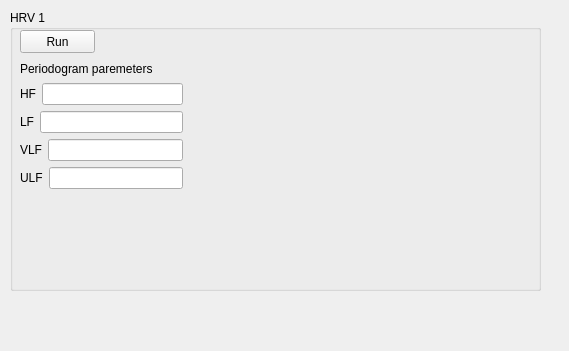
First picture: the form in EcgApplicationCore/View/hrv1_gui.ui, repository KuleszIB/EcgAppCore, before the edit.
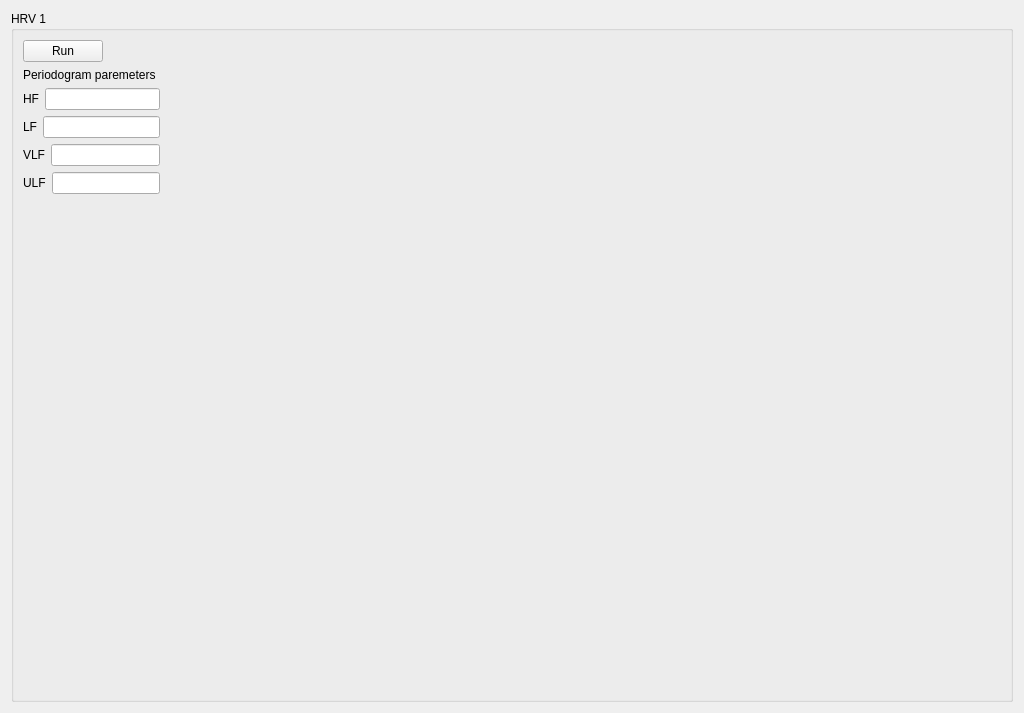
Second picture: the form after the edit.

Patch:
```diff
--- a/EcgApplicationCore/View/hrv1_gui.ui
+++ b/EcgApplicationCore/View/hrv1_gui.ui
@@ -6,47 +6,28 @@
    <rect>
     <x>0</x>
     <y>0</y>
-    <width>569</width>
-    <height>351</height>
+    <width>1024</width>
+    <height>713</height>
    </rect>
   </property>
   <property name="windowTitle">
    <string>Form</string>
   </property>
+  <layout class="QHBoxLayout" name="horizontalLayout">
+   <item>
   <widget class="QGroupBox" name="groupBox_HRV1">
-   <property name="geometry">
-    <rect>
-     <x>10</x>
-     <y>10</y>
-     <width>531</width>
-     <height>281</height>
-    </rect>
-   </property>
    <property name="title">
     <string>HRV 1</string>
    </property>
+     <layout class="QFormLayout" name="formLayout">
+      <item row="0" column="0">
    <widget class="QPushButton" name="button">
-    <property name="geometry">
-     <rect>
-      <x>10</x>
-      <y>20</y>
-      <width>75</width>
-      <height>23</height>
-     </rect>
-    </property>
     <property name="text">
      <string>Run</string>
     </property>
    </widget>
-   <widget class="QWidget" name="layoutWidget">
-    <property name="geometry">
-     <rect>
-      <x>10</x>
-      <y>50</y>
-      <width>163</width>
-      <height>129</height>
-     </rect>
-    </property>
+      </item>
+      <item row="1" column="0">
     <layout class="QVBoxLayout" name="verticalLayout_2">
      <item>
       <widget class="QLabel" name="label">
@@ -116,18 +97,14 @@
       </layout>
      </item>
     </layout>
-   </widget>
-   <widget class="QWidget" name="hrv1Plot" native="true">
-    <property name="geometry">
-     <rect>
-      <x>180</x>
-      <y>20</y>
-      <width>331</width>
-      <height>231</height>
-     </rect>
-    </property>
-   </widget>
-  </widget>
+      </item>
+      <item row="2" column="0">
+       <widget class="QWidget" name="hrv1Plot" native="true"/>
+      </item>
+     </layout>
+    </widget>
+   </item>
+  </layout>
  </widget>
  <resources/>
  <connections/>
```
Lines whose indentation alone changed are shown as unchanged.
